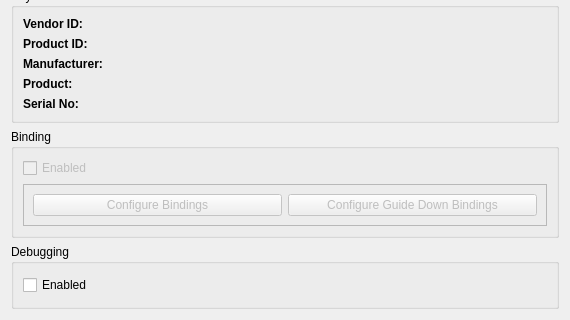
The window that XBOFS.win.qt5/WinUsbDeviceWidget.ui (OOPMan/XBOFS.win) describes before a commit, drawn with Qt 5; both pictures show x 0 to 570 and y 225 to 545 of the 570 by 545 pixel window.
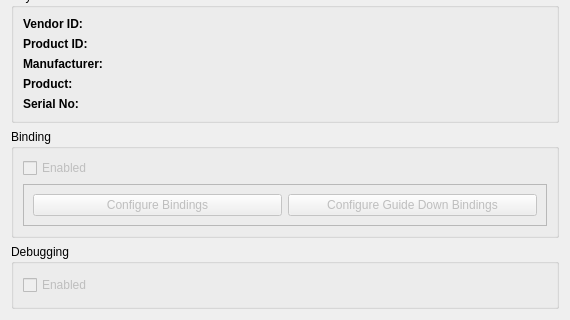
The same window after the commit.

Commit message: #3: Updated WinUsbDevice tab in various ways, sorted out refresh settings messaging from tab to device, tweaked registry path, etc

Diff of the .ui file:
```diff
--- a/XBOFS.win.qt5/WinUsbDeviceWidget.ui
+++ b/XBOFS.win.qt5/WinUsbDeviceWidget.ui
@@ -263,6 +263,9 @@
      <layout class="QVBoxLayout" name="verticalLayout_3">
       <item>
        <widget class="QCheckBox" name="debuggingEnabledCheckBox">
+        <property name="enabled">
+         <bool>false</bool>
+        </property>
         <property name="text">
          <string>Enabled</string>
         </property>
```
The commit also changes 4 other files.
